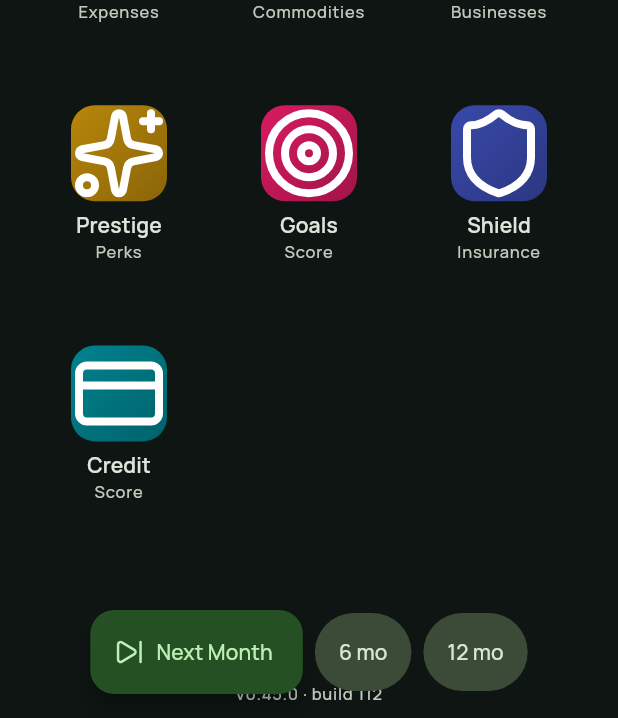
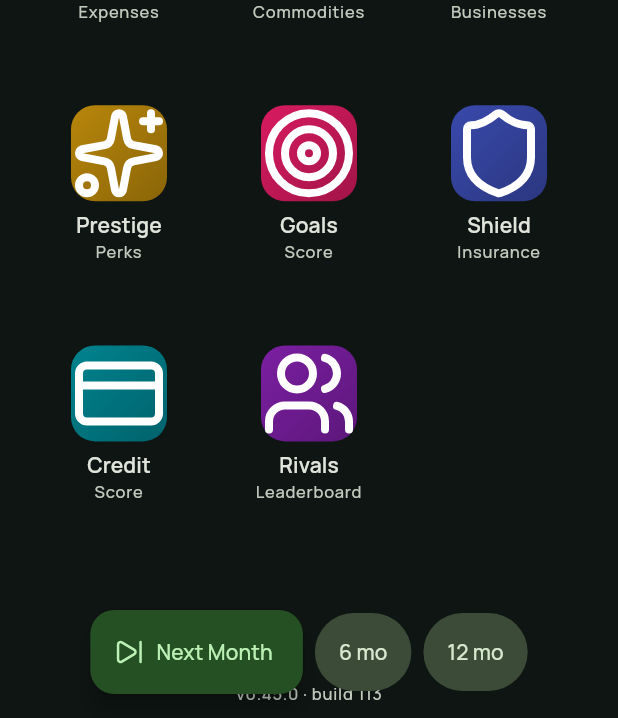
Before and after one commit to Armandoxh/Territorygame, a Flutter app: the screen it shows after launch, scrolled down 274 dp, on a phone screen of 412 x 824 dp, the part 518-1236 px from its top. Run offline on Flutter 3.47's test engine with Material 3 defaults, Android fonts, the phone set to English and light mode, and no system bars; our stand-ins replace flutter_svg, google_fonts.

Commit message:
Add Rivals leaderboard ('the Joneses') — 6 NPCs you race; + 'Keep up with the Joneses' goal (build 113)

```diff
--- a/wealthquest/lib/data/goals.dart
+++ b/wealthquest/lib/data/goals.dart
@@ -1,5 +1,6 @@
 import '../state/game_controller.dart';
 import 'catalog.dart';
+import 'rivals.dart';
 
 /// A scored objective. [done] is a pure predicate over the current game state —
 /// goals auto-complete as you play, giving the game direction and a score.
@@ -89,6 +90,14 @@ class Goals {
     // ---- Resilience ----
     Goal('phoenix', 'Phoenix', 'Survive a bankruptcy and keep going.', 30,
         'Resilience', (g) => g.bankruptcies >= 1),
+    Goal('insured', 'Buttoned up', 'Carry health insurance.', 15, 'Resilience',
+        (g) => g.insurancePolicies.contains('health')),
+
+    // ---- Rivals ----
+    Goal('beat_rivals', 'Keeping up with the Joneses',
+        'Rank #1 on the Rivals leaderboard.', 90, 'Rivals',
+        (g) => g.netWorth > 0 &&
+            Rivals.all.every((r) => g.netWorth >= r.netWorthAt(g.day))),
 
     // ---- Prestige ----
     Goal('retire_once', 'New beginning',
--- /dev/null
+++ b/wealthquest/lib/data/rivals.dart
@@ -0,0 +1,47 @@
+import 'dart:math';
+
+/// An NPC competitor — "the Joneses." Each one's net worth is a deterministic
+/// function of how many months have elapsed (compound growth + a gentle wobble),
+/// so they need no stored state and never touch the RNG. They give your number
+/// a point: a race to climb the leaderboard.
+class Rival {
+  const Rival(this.name, this.emoji, this.blurb, this.startNetWorth,
+      this.monthlyGrowth, this.wobble, this.phase);
+
+  final String name;
+  final String emoji;
+  final String blurb;
+  final double startNetWorth; // at month 0 (age 18)
+  final double monthlyGrowth; // compound, per month
+  final double wobble; // ± fractional swing
+  final double phase;
+
+  double netWorthAt(int day) {
+    final base = startNetWorth * pow(1 + monthlyGrowth, day);
+    final swing = 1 + wobble * sin(day * 0.45 + phase);
+    final nw = base * swing;
+    return nw < 0 ? 0 : nw;
+  }
+}
+
+class Rivals {
+  Rivals._();
+
+  static const List<Rival> all = [
+    Rival('Couch Carl', '🛋️',
+        'Never invested, never tried. The cautionary tale.', 2000, 0.0018,
+        0.04, 0.0),
+    Rival('Steady Sue', '📊',
+        'Buys the index every month and ignores the noise.', 3000, 0.0062,
+        0.06, 1.1),
+    Rival('Hustle Hank', '💼', 'Grinds two jobs and a side gig.', 2000, 0.0090,
+        0.10, 2.2),
+    Rival('Trust-fund Tara', '💎', 'Started life with a head start.', 80000,
+        0.0050, 0.08, 3.3),
+    Rival('Crypto Chad', '🚀',
+        'All-in on coins. Sometimes #1, sometimes wiped out.', 1500, 0.0125,
+        0.45, 4.4),
+    Rival('Founder Fiona', '🦄', 'Building the next unicorn.', 2000, 0.0110,
+        0.30, 5.5),
+  ];
+}
--- a/wealthquest/lib/ui/phone_home.dart
+++ b/wealthquest/lib/ui/phone_home.dart
@@ -17,6 +17,7 @@ import 'life_tab.dart';
 import 'news_tab.dart';
 import 'prestige_app.dart';
 import 'property_tab.dart';
+import 'rivals_app.dart';
 import 'sports_app.dart';
 import 'widgets/app_scaffold.dart';
 import 'widgets/ui_helpers.dart';
@@ -283,6 +284,17 @@ class _PhoneHomeState extends State<PhoneHome> {
                           body: (_) => CreditBody(game: game),
                         )),
                       ),
+                      _AppIcon(
+                        label: 'Rivals',
+                        sub: 'Leaderboard',
+                        icon: 'users',
+                        color: const Color(0xFF7B1FA2),
+                        onTap: () => _open(AppScaffold(
+                          game: game,
+                          title: 'Rivals',
+                          body: (_) => RivalsBody(game: game),
+                        )),
+                      ),
                     ],
                   ),
                 ),
--- a/wealthquest/lib/version.dart
+++ b/wealthquest/lib/version.dart
@@ -5,6 +5,6 @@
 /// of the home header shows this, so you can instantly confirm the live page is
 /// the latest build (and not a stale cache).
 const String kAppVersion = '0.45.0';
-const int kBuildNumber = 112;
+const int kBuildNumber = 113;
 
 String get appVersionLabel => 'v$kAppVersion · build $kBuildNumber';
--- a/wealthquest/pubspec.yaml
+++ b/wealthquest/pubspec.yaml
@@ -1,7 +1,7 @@
 name: wealthquest
 description: "A mobile life-sim / stock-market game. Start at 18 with a day job; each Next Month advances a month — watch your investments perform."
 publish_to: "none"
-version: 0.45.0+112
+version: 0.45.0+113
 
 environment:
   sdk: ">=3.4.0 <4.0.0"
```
Also changed, not shown: wealthquest/lib/ui/rivals_app.dart (added, +110 -0 lines), 1 other file.
